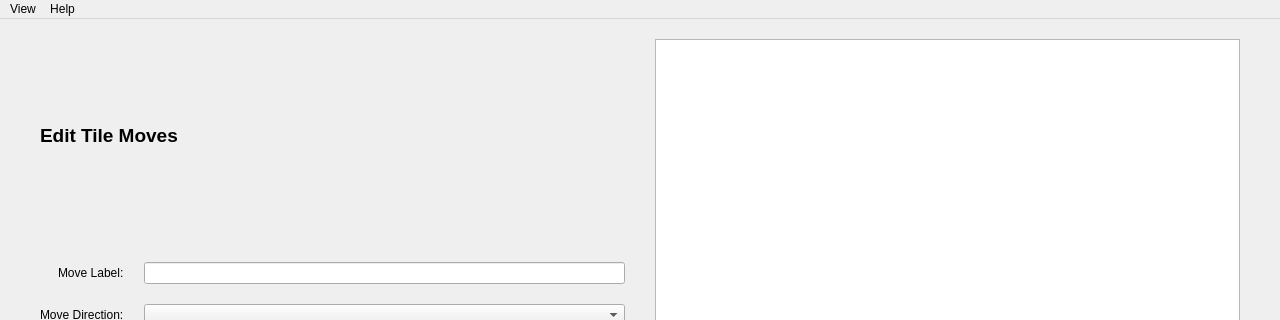
Before: the Qt Designer form UI_Layouts/editMovesForm.ui in 20dj-kws-sdd/tbrpggepp, drawn with Qt 5; both pictures show x 0 to 1280 and y 0 to 320 of the 1280 by 720 pixel window.
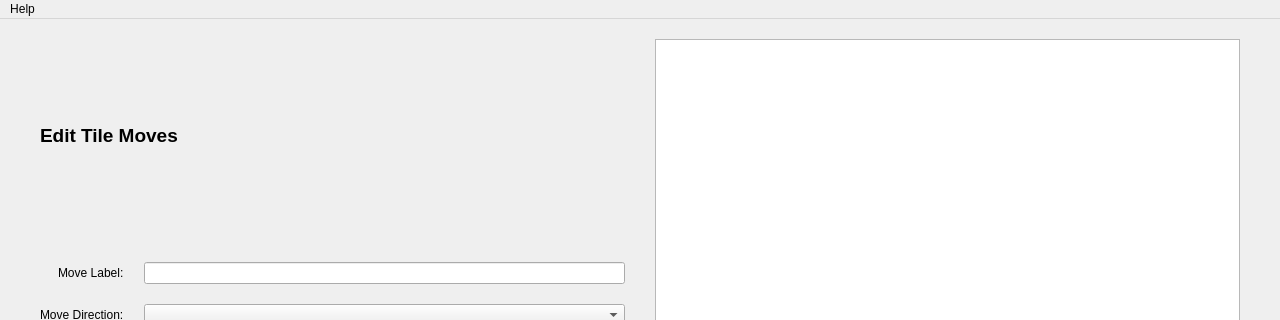
After: the same form once the commit is applied.

Commit message: minor bug fix and remove 'view' from UI menu

The edit to the form file:
```diff
--- a/UI_Layouts/editMovesForm.ui
+++ b/UI_Layouts/editMovesForm.ui
@@ -141,17 +141,11 @@
      <height>30</height>
     </rect>
    </property>
-   <widget class="QMenu" name="menuView">
-    <property name="title">
-     <string>View</string>
-    </property>
-   </widget>
    <widget class="QMenu" name="menuHelp">
     <property name="title">
      <string>Help</string>
     </property>
    </widget>
-   <addaction name="menuView"/>
    <addaction name="menuHelp"/>
   </widget>
   <action name="actionOpen_File">
```
The commit also changes 7 other files.
